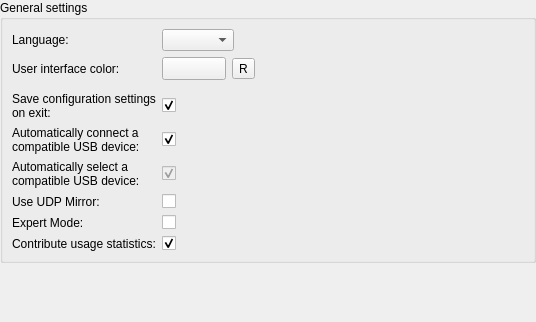
Above: ground/gcs/src/plugins/coreplugin/generalsettings.ui from librepilot/LibrePilot before the change. Below: the same form after it.
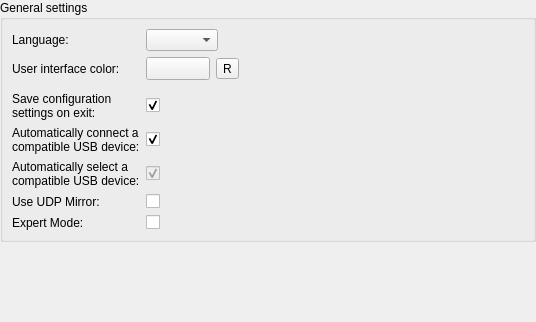
That is the form after the change. Icons and pictures are not drawn. Custom widgets are drawn as their Qt base class.

Commit message: Commented out code and ui for usage data collection

Patch:
```diff
--- a/ground/gcs/src/plugins/coreplugin/generalsettings.ui
+++ b/ground/gcs/src/plugins/coreplugin/generalsettings.ui
@@ -154,13 +154,13 @@
         </property>
        </widget>
       </item>
-      <item row="15" column="0">
+      <!--      <item row="15" column="0">
        <widget class="QLabel" name="labelExpert_2">
         <property name="text">
          <string>Contribute usage statistics:</string>
         </property>
        </widget>
-      </item>
+      </item> -->
       <item row="9" column="2">
        <widget class="QWidget" name="widget_2" native="true">
         <layout class="QGridLayout" name="gridLayout_3">
@@ -243,7 +243,7 @@
         </property>
        </widget>
       </item>
-      <item row="15" column="2">
+      <!--<item row="15" column="2">
        <widget class="QCheckBox" name="cbUsageData">
         <property name="text">
          <string/>
@@ -252,7 +252,7 @@
          <bool>true</bool>
         </property>
        </widget>
-      </item>
+      </item> -->
      </layout>
     </widget>
    </item>
```
The commit also changes 2 other files.
